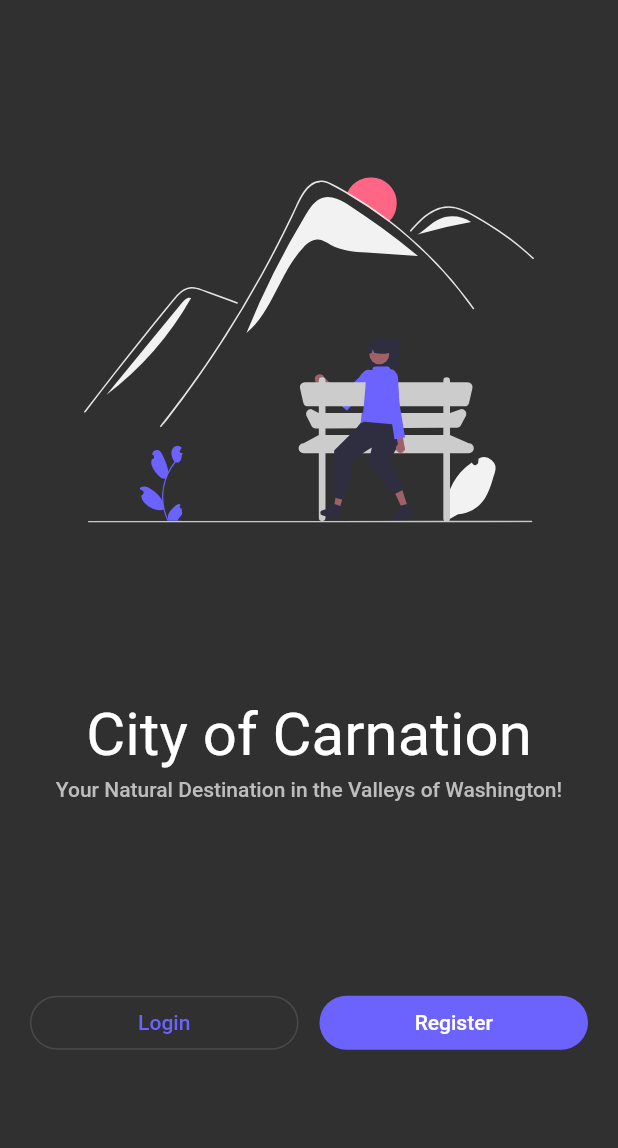
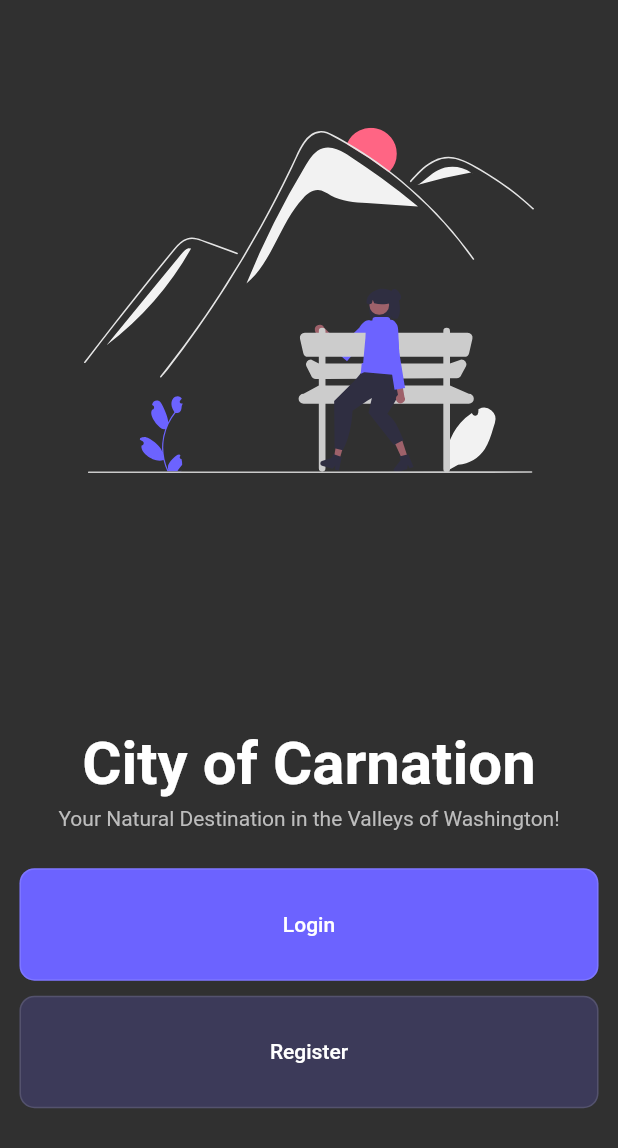
Before and after one commit to silverlightning926/City-Of-Carnation-Mobile, a Flutter app: the screen it shows after launch, on a phone screen of 412 x 824 dp. Shown: the top 1148 px of the screen. Run offline on Flutter 3.47's test engine with Material 2 defaults, Android fonts, the phone set to English and light mode, and no system bars; our stand-ins replace firebase_core, flutter_svg; accounts and stored records are empty.

Commit message:
Edited Welcome Screen

```diff
--- a/lib/screens/welcome_screen.dart
+++ b/lib/screens/welcome_screen.dart
@@ -1,7 +1,4 @@
-import 'package:flutter/cupertino.dart';
 import 'package:flutter/material.dart';
-import 'package:flutter/src/widgets/container.dart';
-import 'package:flutter/src/widgets/framework.dart';
 import 'package:flutter_svg/flutter_svg.dart';
 
 class WelcomeScreen extends StatefulWidget {
@@ -17,7 +14,7 @@ class _WelcomeScreenState extends State<WelcomeScreen> {
     return SafeArea(
       child: Scaffold(
         body: Column(
-          mainAxisAlignment: MainAxisAlignment.spaceEvenly,
+          mainAxisAlignment: MainAxisAlignment.spaceAround,
           crossAxisAlignment: CrossAxisAlignment.stretch,
           children: [
             SvgPicture.asset(
@@ -26,14 +23,17 @@ class _WelcomeScreenState extends State<WelcomeScreen> {
             ),
             Column(
               children: [
+                Column(
+                  children: [
                     Padding(
                       padding: const EdgeInsets.symmetric(horizontal: 12.0),
                       child: Text(
                         'City of Carnation',
                         textAlign: TextAlign.center,
-                    style: Theme.of(context).textTheme.headline3!.copyWith(
+                        style: Theme.of(context).textTheme.headline1!.copyWith(
                               color: Colors.white,
                               fontSize: 40,
+                              fontWeight: FontWeight.w700,
                             ),
                       ),
                     ),
@@ -47,48 +47,56 @@ class _WelcomeScreenState extends State<WelcomeScreen> {
                         textAlign: TextAlign.center,
                         style: Theme.of(context).textTheme.bodyText1!.copyWith(
                               color: Colors.grey[400],
+                              fontWeight: FontWeight.w400,
                             ),
                       ),
                     ),
                   ],
                 ),
+                const SizedBox(
+                  height: 20,
+                ),
                 Padding(
                   padding: const EdgeInsets.symmetric(horizontal: 13.0),
-              child: Row(
+                  child: Column(
+                    crossAxisAlignment: CrossAxisAlignment.stretch,
                     children: [
-                  Expanded(
-                    child: Padding(
-                      padding: const EdgeInsets.symmetric(
-                        horizontal: 7.0,
-                      ),
-                      child: OutlinedButton(
-                        style: OutlinedButton.styleFrom(
-                          foregroundColor: const Color(0xFF6C63FF),
-                          shape: const StadiumBorder(),
-                        ),
-                        onPressed: () {},
-                        child: const Text('Login'),
+                      OutlinedButton(
+                        style: ElevatedButton.styleFrom(
+                          minimumSize: const Size(100, 75),
+                          foregroundColor: Colors.white,
+                          backgroundColor: const Color(0xFF6C63FF),
+                          shape: const RoundedRectangleBorder(
+                            borderRadius: BorderRadius.all(
+                              Radius.circular(10),
                             ),
                           ),
                         ),
-                  Expanded(
-                    child: Padding(
-                      padding: const EdgeInsets.symmetric(
-                        horizontal: 7.0,
+                        onPressed: () => Navigator.pushNamed(context, '/login'),
+                        child: const Text('Login'),
                       ),
-                      child: ElevatedButton(
-                        style: ElevatedButton.styleFrom(
-                          backgroundColor: const Color(0xFF6C63FF),
-                          elevation: 0.0,
-                          shape: const StadiumBorder(),
+                      const SizedBox(
+                        height: 10,
+                      ),
+                      OutlinedButton(
+                        style: OutlinedButton.styleFrom(
+                          minimumSize: const Size(100, 75),
+                          foregroundColor: Colors.white,
+                          backgroundColor:
+                              const Color.fromARGB(50, 107, 99, 255),
+                          shape: const RoundedRectangleBorder(
+                            borderRadius: BorderRadius.all(
+                              Radius.circular(10),
+                            ),
+                          ),
                         ),
                         onPressed: () {},
                         child: const Text('Register'),
                       ),
+                    ],
                   ),
                 ),
               ],
-              ),
             ),
           ],
         ),
```
Lines whose indentation alone changed are shown as unchanged.
